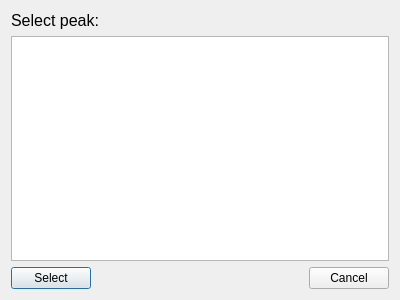
Qt form src/gui/selectpeakdialog.ui (echmet/CEval) before a commit.
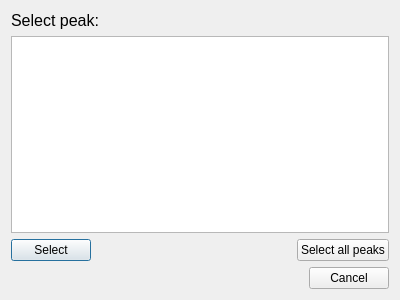
The same form after that commit.

Commit message: Prepare the peak finding and evaluation infrastructure to process multiple peaks in one batch

```diff
--- a/src/gui/selectpeakdialog.ui
+++ b/src/gui/selectpeakdialog.ui
@@ -58,6 +58,36 @@
       </spacer>
      </item>
      <item>
+      <widget class="QPushButton" name="qpb_selectAll">
+       <property name="styleSheet">
+        <string notr="true">padding-top: 0.5em;
+padding-bottom: 0.5em;
+padding-left: 3em;
+padding-right: 3em;</string>
+       </property>
+       <property name="text">
+        <string>Select all peaks</string>
+       </property>
+      </widget>
+     </item>
+    </layout>
+   </item>
+   <item>
+    <layout class="QHBoxLayout" name="horizontalLayout_2">
+     <item>
+      <spacer name="horizontalSpacer_2">
+       <property name="orientation">
+        <enum>Qt::Horizontal</enum>
+       </property>
+       <property name="sizeHint" stdset="0">
+        <size>
+         <width>40</width>
+         <height>20</height>
+        </size>
+       </property>
+      </spacer>
+     </item>
+     <item>
       <widget class="QPushButton" name="qpb_cancel">
        <property name="styleSheet">
         <string notr="true">padding-top: 0.5em;
```
The commit also changes 10 other files.
